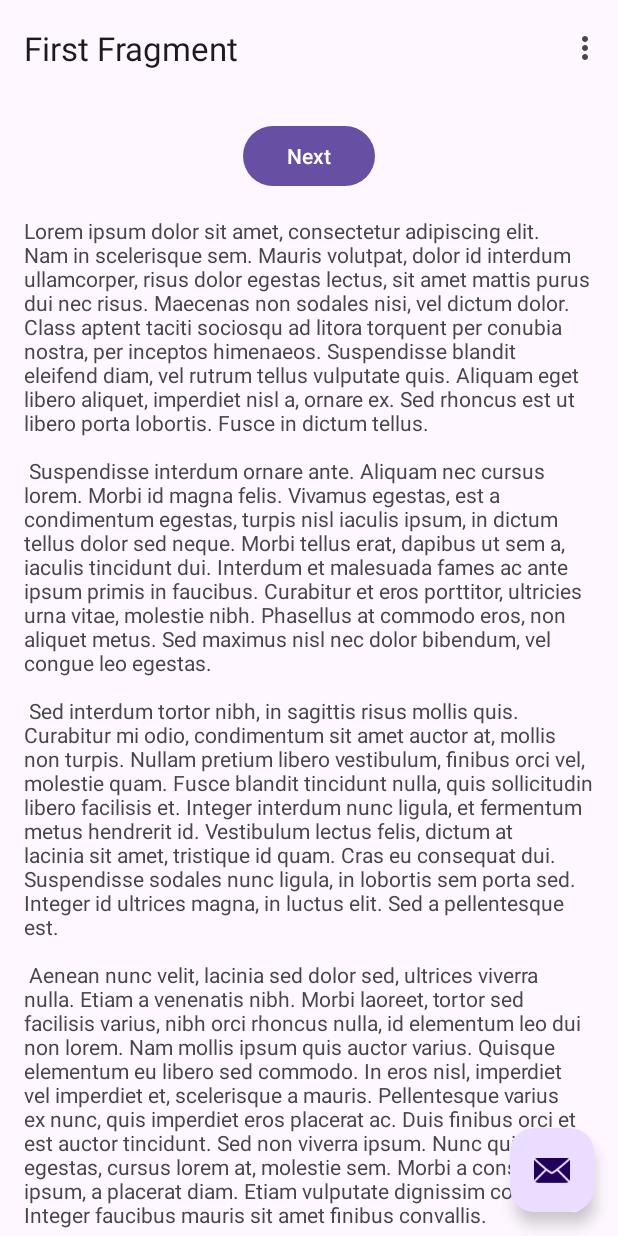
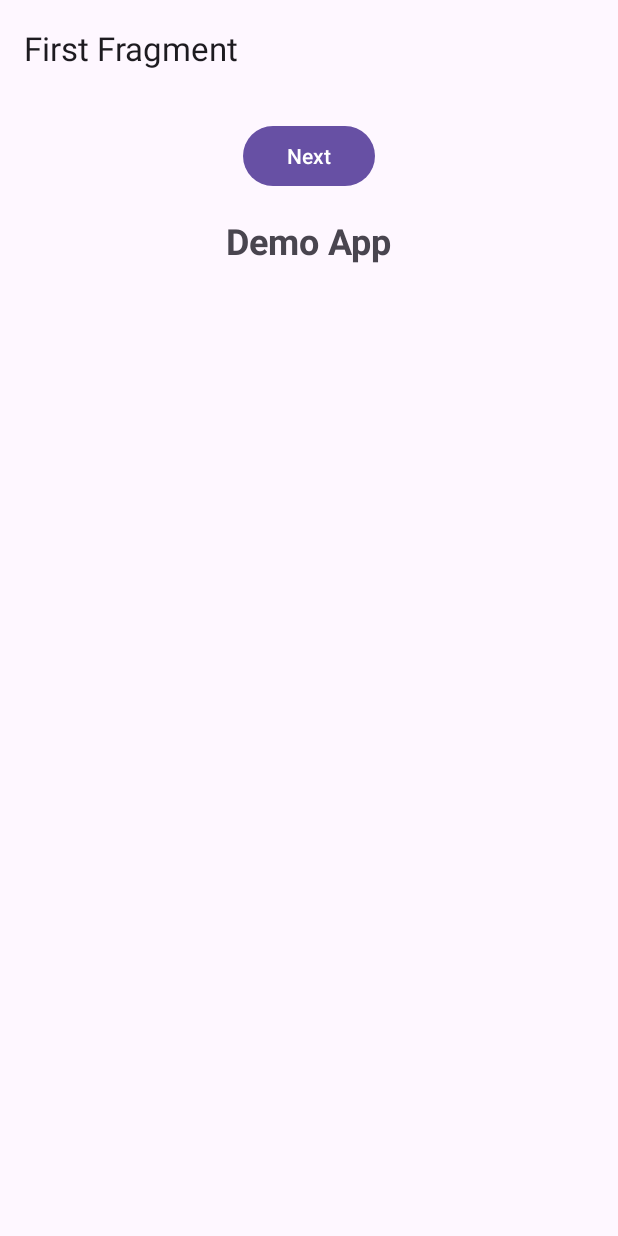
Before and after one commit to onuralpavci/Base-Demo-App, an Android app: the screen it shows after launch (MainActivity), on a phone screen of 412 x 824 dp. Run offline under Robolectric (Android 15) with nearby library versions, the phone set to English and light mode, and no system bars; our stand-ins replace navigation-ui.

Commit message:
Clean up base demo app - remove unnecessary elements and simplify UI

```diff
--- a/app/src/main/java/com/avciapps/basedemoapp/MainActivity.kt
+++ b/app/src/main/java/com/avciapps/basedemoapp/MainActivity.kt
@@ -1,14 +1,11 @@
 package com.avciapps.basedemoapp
 
 import android.os.Bundle
-import com.google.android.material.snackbar.Snackbar
 import androidx.appcompat.app.AppCompatActivity
 import androidx.navigation.findNavController
 import androidx.navigation.ui.AppBarConfiguration
 import androidx.navigation.ui.navigateUp
 import androidx.navigation.ui.setupActionBarWithNavController
-import android.view.Menu
-import android.view.MenuItem
 import com.avciapps.basedemoapp.databinding.ActivityMainBinding
 
 class MainActivity : AppCompatActivity() {
@@ -27,27 +24,6 @@ private lateinit var binding: ActivityMainBinding
         val navController = findNavController(R.id.nav_host_fragment_content_main)
         appBarConfiguration = AppBarConfiguration(navController.graph)
         setupActionBarWithNavController(navController, appBarConfiguration)
-
-        binding.fab.setOnClickListener { view ->
-            Snackbar.make(view, "Replace with your own action", Snackbar.LENGTH_LONG)
-                    .setAction("Action", null)
-                    .setAnchorView(R.id.fab).show()
-        }
-    }
-override fun onCreateOptionsMenu(menu: Menu): Boolean {
-        // Inflate the menu; this adds items to the action bar if it is present.
-        menuInflater.inflate(R.menu.menu_main, menu)
-        return true
-    }
-
-    override fun onOptionsItemSelected(item: MenuItem): Boolean {
-        // Handle action bar item clicks here. The action bar will
-        // automatically handle clicks on the Home/Up button, so long
-        // as you specify a parent activity in AndroidManifest.xml.
-        return when(item.itemId) {
-            R.id.action_settings -> true
-            else -> super.onOptionsItemSelected(item)
-        }
     }
 
     override fun onSupportNavigateUp(): Boolean {
--- a/app/src/main/res/layout/activity_main.xml
+++ b/app/src/main/res/layout/activity_main.xml
@@ -23,13 +23,4 @@
 
   <include layout="@layout/content_main"/>
 
-  <com.google.android.material.floatingactionbutton.FloatingActionButton
-  android:id="@+id/fab"
-  android:layout_width="wrap_content"
-  android:layout_height="wrap_content"
-  android:layout_gravity="bottom|end"
-  android:layout_marginEnd="@dimen/fab_margin"
-  android:layout_marginBottom="16dp"
-  app:srcCompat="@android:drawable/ic_dialog_email" />
-
   </androidx.coordinatorlayout.widget.CoordinatorLayout>
--- a/app/src/main/res/layout/fragment_first.xml
+++ b/app/src/main/res/layout/fragment_first.xml
@@ -25,7 +25,9 @@
         android:layout_width="wrap_content"
         android:layout_height="wrap_content"
         android:layout_marginTop="16dp"
-        android:text="@string/lorem_ipsum"
+        android:text="@string/demo_app_title"
+        android:textSize="24sp"
+        android:textStyle="bold"
         app:layout_constraintBottom_toBottomOf="parent"
         app:layout_constraintEnd_toEndOf="parent"
         app:layout_constraintStart_toStartOf="parent"
--- a/app/src/main/res/layout/fragment_second.xml
+++ b/app/src/main/res/layout/fragment_second.xml
@@ -25,7 +25,9 @@
         android:layout_width="wrap_content"
         android:layout_height="wrap_content"
         android:layout_marginTop="16dp"
-        android:text="@string/lorem_ipsum"
+        android:text="@string/demo_app_title"
+        android:textSize="24sp"
+        android:textStyle="bold"
         app:layout_constraintBottom_toBottomOf="parent"
         app:layout_constraintEnd_toEndOf="parent"
         app:layout_constraintStart_toStartOf="parent"
--- a/app/src/main/res/menu/menu_main.xml
+++ /dev/null
@@ -1,9 +0,0 @@
-<menu xmlns:android="http://schemas.android.com/apk/res/android"
-    xmlns:app="http://schemas.android.com/apk/res-auto"
-    xmlns:tools="http://schemas.android.com/tools"
-    tools:context="com.avciapps.basedemoapp.MainActivity" >
-    <item android:id="@+id/action_settings"
-        android:title="@string/action_settings"
-        android:orderInCategory="100"
-        app:showAsAction="never" />
-</menu>
--- a/app/src/main/res/values/dimens.xml
+++ b/app/src/main/res/values/dimens.xml
@@ -1,3 +1,3 @@
 <resources>
-      <dimen name="fab_margin">16dp</dimen>
-   </resources>
+    <!-- Add custom dimensions here -->
+</resources>
--- a/app/src/main/res/values/strings.xml
+++ b/app/src/main/res/values/strings.xml
@@ -1,46 +1,9 @@
 <resources>
     <string name="app_name">Base Demo App</string>
-    <string name="action_settings">Settings</string>
     <!-- Strings used for fragments for navigation -->
     <string name="first_fragment_label">First Fragment</string>
     <string name="second_fragment_label">Second Fragment</string>
     <string name="next">Next</string>
     <string name="previous">Previous</string>
-
-    <string name="lorem_ipsum">
-        Lorem ipsum dolor sit amet, consectetur adipiscing elit. Nam in scelerisque sem. Mauris
-        volutpat, dolor id interdum ullamcorper, risus dolor egestas lectus, sit amet mattis purus
-        dui nec risus. Maecenas non sodales nisi, vel dictum dolor. Class aptent taciti sociosqu ad
-        litora torquent per conubia nostra, per inceptos himenaeos. Suspendisse blandit eleifend
-        diam, vel rutrum tellus vulputate quis. Aliquam eget libero aliquet, imperdiet nisl a,
-        ornare ex. Sed rhoncus est ut libero porta lobortis. Fusce in dictum tellus.\n\n
-        Suspendisse interdum ornare ante. Aliquam nec cursus lorem. Morbi id magna felis. Vivamus
-        egestas, est a condimentum egestas, turpis nisl iaculis ipsum, in dictum tellus dolor sed
-        neque. Morbi tellus erat, dapibus ut sem a, iaculis tincidunt dui. Interdum et malesuada
-        fames ac ante ipsum primis in faucibus. Curabitur et eros porttitor, ultricies urna vitae,
-        molestie nibh. Phasellus at commodo eros, non aliquet metus. Sed maximus nisl nec dolor
-        bibendum, vel congue leo egestas.\n\n
-        Sed interdum tortor nibh, in sagittis risus mollis quis. Curabitur mi odio, condimentum sit
-        amet auctor at, mollis non turpis. Nullam pretium libero vestibulum, finibus orci vel,
-        molestie quam. Fusce blandit tincidunt nulla, quis sollicitudin libero facilisis et. Integer
-        interdum nunc ligula, et fermentum metus hendrerit id. Vestibulum lectus felis, dictum at
-        lacinia sit amet, tristique id quam. Cras eu consequat dui. Suspendisse sodales nunc ligula,
-        in lobortis sem porta sed. Integer id ultrices magna, in luctus elit. Sed a pellentesque
-        est.\n\n
-        Aenean nunc velit, lacinia sed dolor sed, ultrices viverra nulla. Etiam a venenatis nibh.
-        Morbi laoreet, tortor sed facilisis varius, nibh orci rhoncus nulla, id elementum leo dui
-        non lorem. Nam mollis ipsum quis auctor varius. Quisque elementum eu libero sed commodo. In
-        eros nisl, imperdiet vel imperdiet et, scelerisque a mauris. Pellentesque varius ex nunc,
-        quis imperdiet eros placerat ac. Duis finibus orci et est auctor tincidunt. Sed non viverra
-        ipsum. Nunc quis augue egestas, cursus lorem at, molestie sem. Morbi a consectetur ipsum, a
-        placerat diam. Etiam vulputate dignissim convallis. Integer faucibus mauris sit amet finibus
-        convallis.\n\n
-        Phasellus in aliquet mi. Pellentesque habitant morbi tristique senectus et netus et
-        malesuada fames ac turpis egestas. In volutpat arcu ut felis sagittis, in finibus massa
-        gravida. Pellentesque id tellus orci. Integer dictum, lorem sed efficitur ullamcorper,
-        libero justo consectetur ipsum, in mollis nisl ex sed nisl. Donec maximus ullamcorper
-        sodales. Praesent bibendum rhoncus tellus nec feugiat. In a ornare nulla. Donec rhoncus
-        libero vel nunc consequat, quis tincidunt nisl eleifend. Cras bibendum enim a justo luctus
-        vestibulum. Fusce dictum libero quis erat maximus, vitae volutpat diam dignissim.
-    </string>
+    <string name="demo_app_title">Demo App</string>
 </resources>
```
Also changed, not shown: 1 other file. Lines whose indentation alone changed are shown as unchanged.
